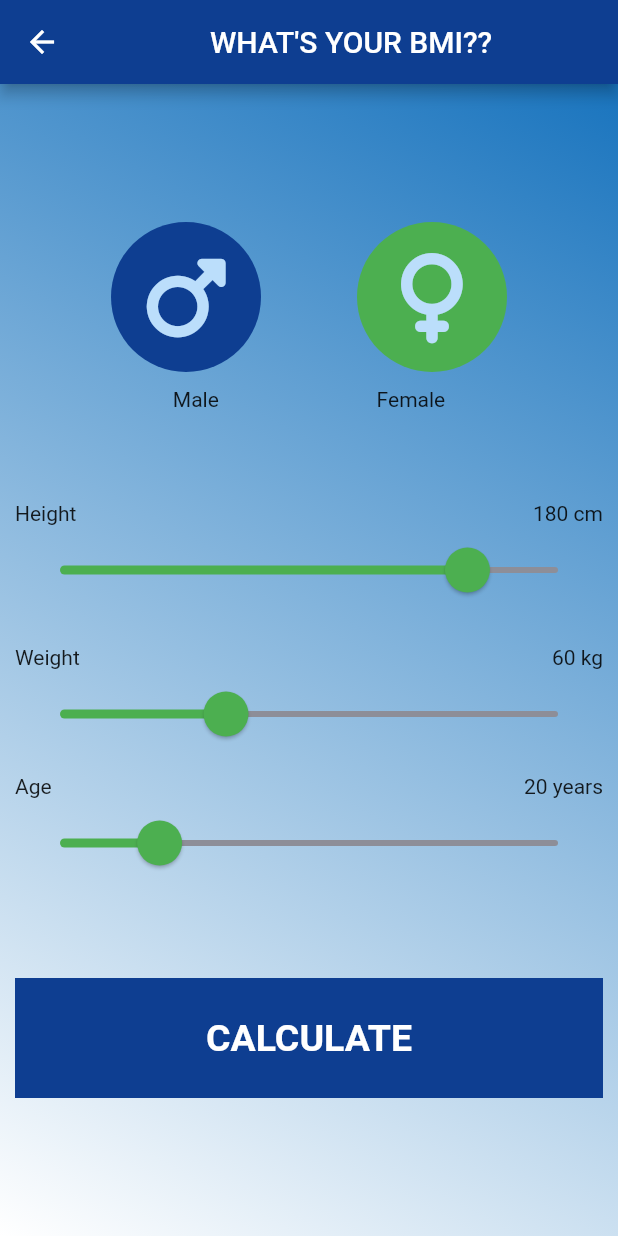
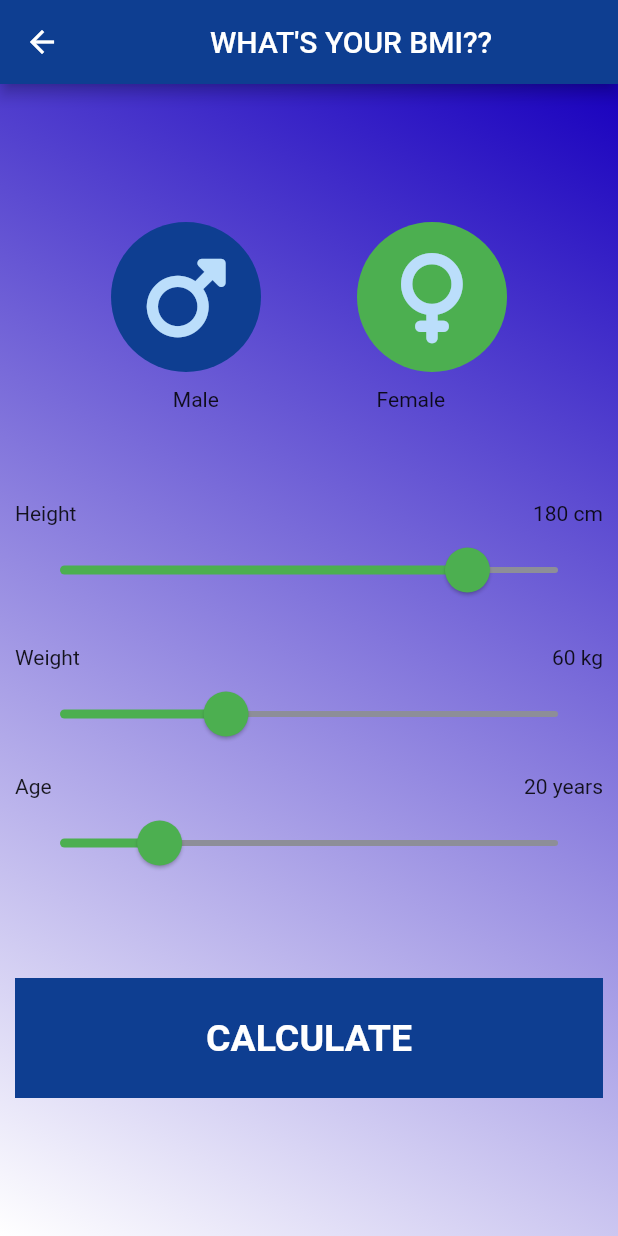
Before and after one commit to N-Harichandana/BMI_CALCULATOR, a Flutter app: the Calculator screen opened directly, on a phone screen of 412 x 824 dp. Run offline on Flutter 3.47's test engine with Material 2 defaults, Android fonts, the phone set to English and light mode, and no system bars; our stand-ins replace font_awesome_flutter.

Commit message:
version 2

```diff
--- a/bmi_calci/lib/calculating.dart
+++ b/bmi_calci/lib/calculating.dart
@@ -38,7 +38,7 @@ class _CalculatorState extends State<Calculator> {
       body: Container(
         decoration: BoxDecoration(
           gradient: LinearGradient(
-            colors: [const Color.fromARGB(255, 25, 116, 190), Colors.white],
+            colors: [const Color.fromARGB(255, 25, 1, 190), Colors.white],
             begin: Alignment.topRight,
             end: Alignment.bottomLeft,
           ),
```
